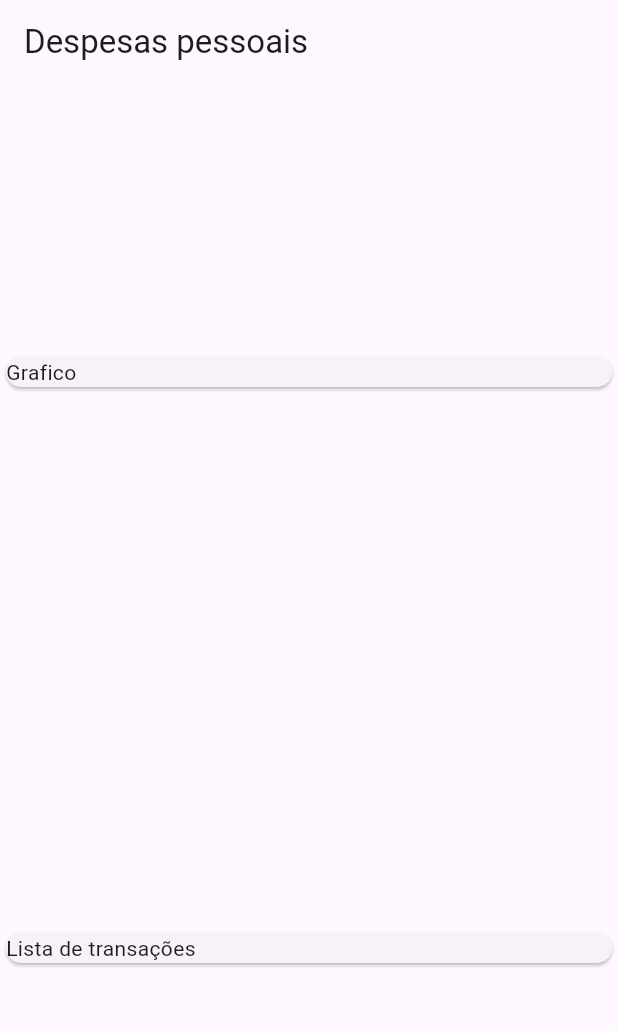
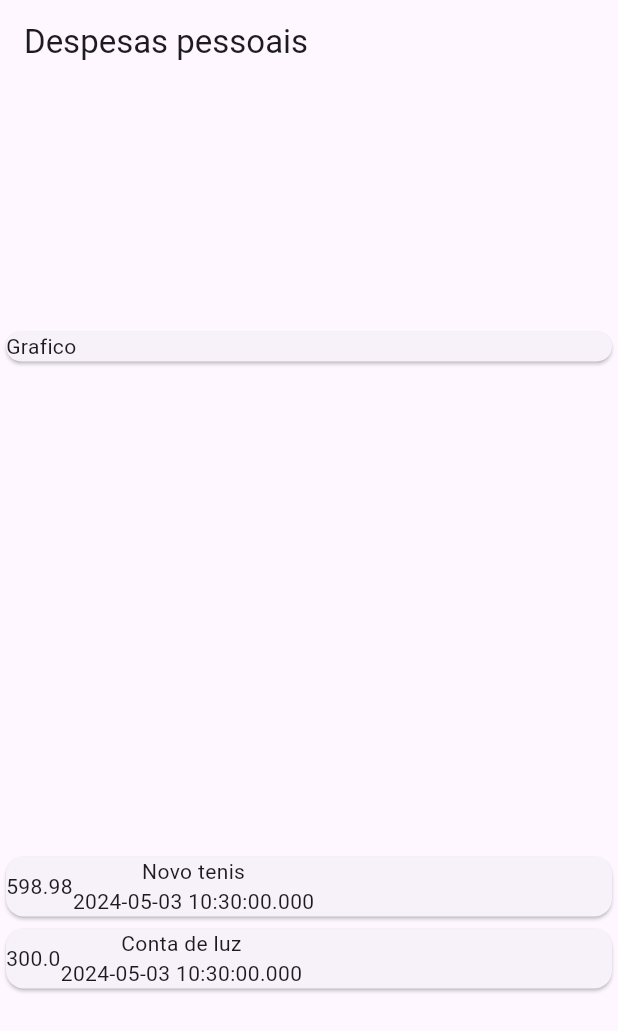
Before and after one commit to GabrielSKlauck/AppDespesas, a Flutter app: the screen it shows after launch, on a phone screen of 412 x 824 dp. Shown: the top 1031 px of the screen. Run offline on Flutter 3.47's test engine with Material 3 defaults, Android fonts, the phone set to English and light mode, and no system bars.

Commit message:
Cards de itens criados

```diff
--- a/expenses/lib/main.dart
+++ b/expenses/lib/main.dart
@@ -1,11 +1,11 @@
 // ignore_for_file: prefer_const_constructors, prefer_const_literals_to_create_immutables
 
+import 'package:expenses/models/Transaction.dart';
 import 'package:flutter/material.dart';
 
 main() => runApp(ExpensesApp());
 
 class ExpensesApp extends StatelessWidget {
-
   @override
   Widget build(BuildContext context) {
     return MaterialApp(
@@ -15,7 +15,20 @@ class ExpensesApp extends StatelessWidget {
 }
 
 class MyHomePage extends StatelessWidget {
-
+  final _transactions = [
+    Transaction(
+      id: 't1',
+      title: 'Novo tenis',
+      value: 598.98,
+      date: DateTime.now(),
+    ),
+    Transaction(
+      id: 't2',
+      title: 'Conta de luz',
+      value: 300.00,
+      date: DateTime.now(),
+    ),
+  ];
   @override
   Widget build(BuildContext context) {
     return Scaffold(
@@ -32,9 +45,27 @@ class MyHomePage extends StatelessWidget {
               child: Text('Grafico'),
             ),
           ),
-            Card(
-              child: Text('Lista de transações'),
+          Column(
+            children: _transactions.map((tr) {
+              return Card(
+                child: Row(
+                  children: [
+                    Container(
+                      child: Text(
+                        tr.value.toString(),
+                      ),
+                    ),
+                    Column(
+                      children: [
+                        Text(tr.title),
+                        Text(tr.date.toString()),
+                      ],
                     )
+                  ],
+                ),
+              );
+            }).toList(),
+          ),
         ],
       ),
     );
```
Lines whose indentation alone changed are shown as unchanged.
